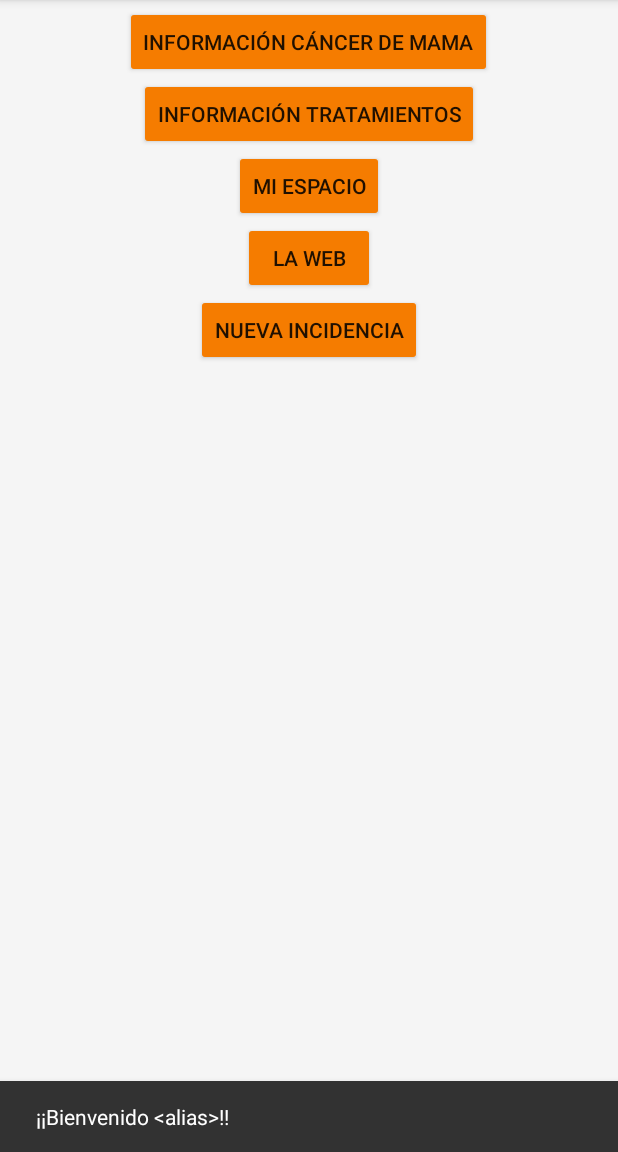
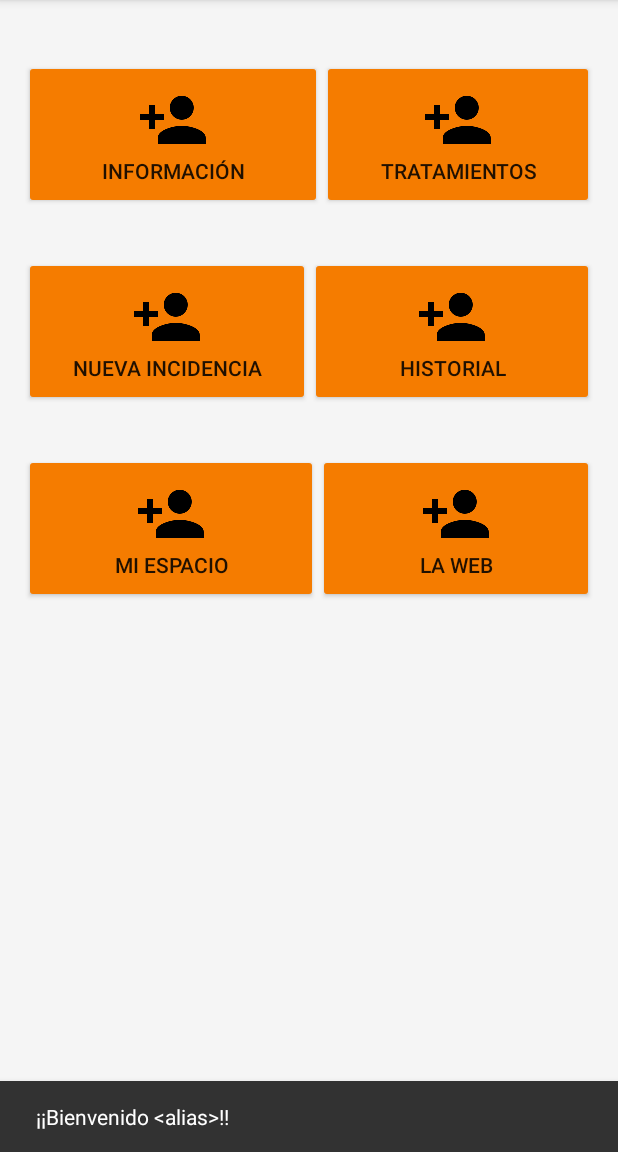
Before and after one commit to mresti/Xemio-App, an Android app: the DashboardActivity screen opened directly, with no data from a screen before it, on a phone screen of 412 x 824 dp, the part 84-1236 px from its top. Run offline under Robolectric (Android 15) with nearby library versions, the phone set to English and light mode, and no system bars; our stand-ins replace ButterKnife.

Commit message:
Updated dashboard UI

```diff
--- a/app/src/main/res/layout/activity_dashboard.xml
+++ b/app/src/main/res/layout/activity_dashboard.xml
@@ -25,49 +25,106 @@
   </android.support.design.widget.AppBarLayout>
 
   <LinearLayout
-      android:layout_width="match_parent"
-      android:layout_height="match_parent"
-      android:layout_marginTop="60dp"
+      android:layout_width="fill_parent"
+      android:layout_height="wrap_content"
+      android:layout_weight="1"
       android:orientation="vertical"
+      android:paddingTop="80dp"
+      >
+
+    <LinearLayout
+        android:layout_width="fill_parent"
+        android:layout_height="wrap_content"
+        android:layout_weight="1"
+        android:layout_margin="@dimen/card_margin"
+        android:orientation="horizontal"
         >
 
       <Button
-        android:layout_gravity="center"
+          android:id="@+id/btn_info_cancer"
           android:layout_width="wrap_content"
+          android:layout_weight="0.6"
+          android:paddingTop="@dimen/card_margin"
+          android:paddingBottom="@dimen/card_margin"
           android:layout_height="wrap_content"
           android:text="@string/btn_info_cancer"
+          android:drawableTop="@drawable/ic_person_add_black_48dp"
           />
 
       <Button
-        android:layout_gravity="center"
+          android:id="@+id/btn_info_trata"
           android:layout_width="wrap_content"
           android:layout_height="wrap_content"
+          android:paddingTop="@dimen/card_margin"
+          android:paddingBottom="@dimen/card_margin"
+          android:layout_weight="0.4"
           android:text="@string/btn_info_trata"
+          android:drawableTop="@drawable/ic_person_add_black_48dp"
+          />
+    </LinearLayout>
+
+    <LinearLayout
+        android:layout_width="fill_parent"
+        android:layout_height="wrap_content"
+        android:layout_weight="1"
+        android:layout_margin="@dimen/card_margin"
+        android:orientation="horizontal"
+        >
+
+      <Button
+          android:id="@+id/btn_inci"
+          android:layout_width="wrap_content"
+          android:layout_height="wrap_content"
+          android:text="@string/btn_incidences"
+          android:layout_weight="0.3"
+          android:paddingTop="@dimen/card_margin"
+          android:paddingBottom="@dimen/card_margin"
+          android:drawableTop="@drawable/ic_person_add_black_48dp"
           />
 
       <Button
-        android:layout_gravity="center"
+          android:id="@+id/btn_history"
+          android:layout_width="wrap_content"
+          android:layout_height="wrap_content"
+          android:text="@string/btn_history"
+          android:layout_weight="0.7"
+          android:paddingTop="@dimen/card_margin"
+          android:paddingBottom="@dimen/card_margin"
+          android:drawableTop="@drawable/ic_person_add_black_48dp"
+          />
+
+    </LinearLayout>
+
+    <LinearLayout
+        android:layout_width="fill_parent"
+        android:layout_height="wrap_content"
+        android:layout_weight="1"
+        android:layout_margin="@dimen/card_margin"
+        android:orientation="horizontal"
+        >
+
+      <Button
+          android:id="@+id/btn_info_home"
           android:layout_width="wrap_content"
           android:layout_height="wrap_content"
           android:text="@string/btn_my_home"
+          android:layout_weight="0.5"
+          android:paddingTop="@dimen/card_margin"
+          android:paddingBottom="@dimen/card_margin"
+          android:drawableTop="@drawable/ic_person_add_black_48dp"
           />
 
       <Button
           android:id="@+id/btn_web"
-        android:layout_gravity="center"
           android:layout_width="wrap_content"
           android:layout_height="wrap_content"
           android:text="@string/btn_web"
-        />
-
-    <Button
-        android:id="@+id/btn_inci"
-        android:layout_gravity="center"
-        android:layout_width="wrap_content"
-        android:layout_height="wrap_content"
-        android:text="@string/btn_incidences"
+          android:layout_weight="0.5"
+          android:paddingTop="@dimen/card_margin"
+          android:paddingBottom="@dimen/card_margin"
+          android:drawableTop="@drawable/ic_person_add_black_48dp"
           />
 
     </LinearLayout>
-
+  </LinearLayout>
 </android.support.design.widget.CoordinatorLayout>
--- a/app/src/main/res/values/strings.xml
+++ b/app/src/main/res/values/strings.xml
@@ -59,11 +59,12 @@
 
   // Dashboard Activity
   <string name="action_settings">Configuración</string>
-  <string name="btn_info_cancer">Información cáncer de mama</string>
-  <string name="btn_info_trata">Información tratamientos</string>
+  <string name="btn_info_cancer">Información</string>
+  <string name="btn_info_trata">Tratamientos</string>
   <string name="btn_my_home">Mi espacio</string>
   <string name="btn_web">La web</string>
   <string name="btn_incidences">Nueva incidencia</string>
+  <string name="btn_history">Historial</string>
 
   // error message
   <string name="error_email">Email inválido</string>
```
Lines whose indentation alone changed are shown as unchanged.
